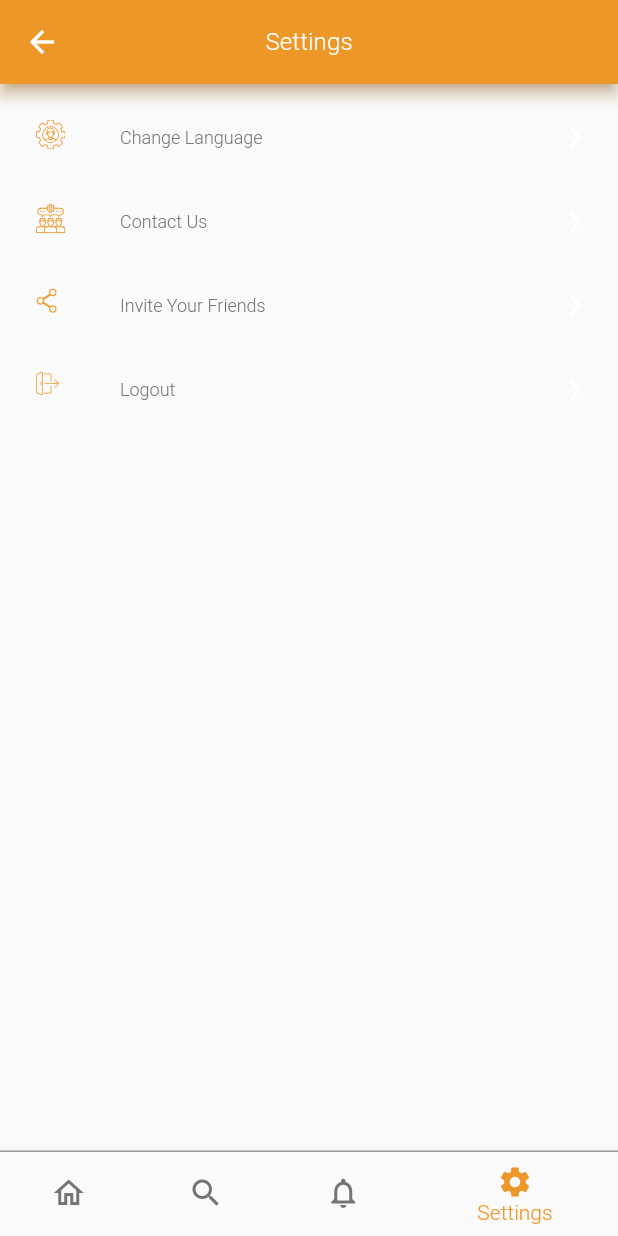
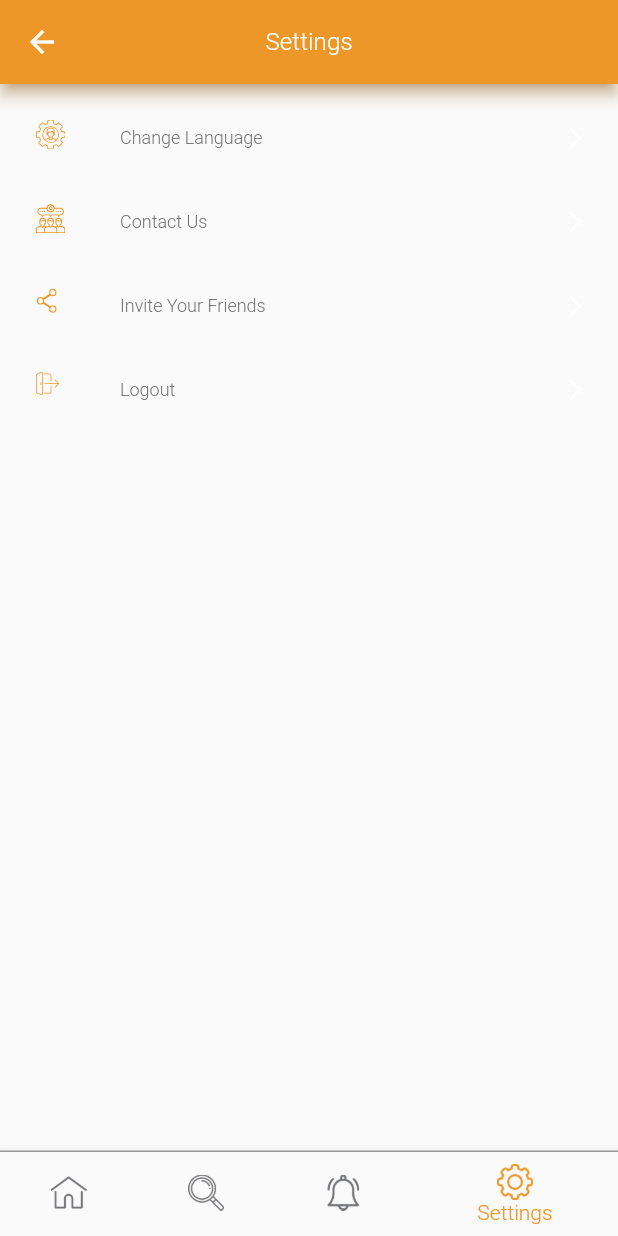
Before and after one commit to nehalgamal093/Clean-Code---Mvvm---Services-App, a Flutter app: the MainView screen opened by its route, item 4 of the bottom bar chosen, on a phone screen of 412 x 824 dp. Run offline on Flutter 3.47's test engine with Material 2 defaults, Android fonts, the phone set to English and light mode, and no system bars; our stand-ins replace carousel_slider, country_code_picker, dartz, dio, easy_localization, flutter_phoenix and 11 more; missing offline and left inert: dart:ffi; accounts and stored records are empty; generated files the repository leaves out were written again; network calls fail; Roboto replaces fonts that are missing (Monteserrat); project files that could hold a hidden picture were left out.

Commit message:
change bottom nav icons

```diff
--- a/assets/translations/ar-SA.json
+++ b/assets/translations/ar-SA.json
@@ -56,4 +56,5 @@
   "logout": "تسجيل الخروج",
   "reset_password": "اعاده تعيين كلمه السر"
 
+
 }
--- a/assets/translations/en-US.json
+++ b/assets/translations/en-US.json
@@ -55,5 +55,6 @@
   "contact_us": "Contact Us",
   "invite_your_friends": "Invite Your Friends",
   "logout": "Logout",
-  "reset_password": "Reset Password"
+  "reset_password": "Reset Password",
+  "upload_profile_picture":"Upload Profile Picture"
 }
--- a/lib/presentation/main/main_view.dart
+++ b/lib/presentation/main/main_view.dart
@@ -5,6 +5,7 @@ import 'package:ecommerce_mvvm/presentation/main/pages/search/search_page.dart';
 import 'package:ecommerce_mvvm/presentation/main/pages/settings/settings_page.dart';
 import 'package:flutter/material.dart';
 
+import '../resources/assets_manager.dart';
 import '../resources/color_manager.dart';
 import '../resources/strings_manager.dart';
 import '../resources/values_manager.dart';
@@ -52,14 +53,17 @@ class _MainViewState extends State<MainView> {
             onTap: onTap,
             items: [
               BottomNavigationBarItem(
-                  icon: Icon(Icons.home_outlined), label: AppStrings.home.tr()),
+                  icon: ImageIcon(AssetImage(ImageAssets.homeIc)),
+                  label: AppStrings.home.tr()),
               BottomNavigationBarItem(
-                  icon: Icon(Icons.search), label: AppStrings.search.tr()),
+                  icon: ImageIcon(AssetImage(ImageAssets.searchIc)),
+                  label: AppStrings.search.tr()),
               BottomNavigationBarItem(
-                  icon: Icon(Icons.notifications_outlined),
+                  icon: ImageIcon(AssetImage(ImageAssets.notificationsIc)),
                   label: AppStrings.notifications),
               BottomNavigationBarItem(
-                  icon: Icon(Icons.settings), label: AppStrings.settings.tr()),
+                  icon: ImageIcon(AssetImage(ImageAssets.settingsIc)),
+                  label: AppStrings.settings.tr()),
             ]),
       ),
     );
--- a/lib/presentation/register/view/register_view.dart
+++ b/lib/presentation/register/view/register_view.dart
@@ -308,14 +308,15 @@ class _RegisterViewState extends State<RegisterView> {
       child: Row(
         mainAxisAlignment: MainAxisAlignment.spaceBetween,
         children: [
-          Flexible(child: Text(AppStrings.profilePicture)),
+          Flexible(flex: 4, child: Text(AppStrings.profilePicture.tr())),
           Flexible(
+              flex: 1,
               child: StreamBuilder<File>(
                   stream: _viewModel.outIsProfilePicture,
                   builder: (context, snapshot) {
                     return _imagePickedByUser(snapshot.data);
                   })),
-          Flexible(child: SvgPicture.asset(ImageAssets.photoCameraIc))
+          Flexible(flex: 2, child: SvgPicture.asset(ImageAssets.photoCameraIc))
         ],
       ),
     );
--- a/lib/presentation/resources/assets_manager.dart
+++ b/lib/presentation/resources/assets_manager.dart
@@ -1,5 +1,6 @@
 const String imagePath = "assets/images";
 const String jsonPath = "assets/json";
+const String iconPath = "assets/icons";
 
 class ImageAssets {
   static const String splashLogo = "$imagePath/splash_logo.png";
@@ -18,6 +19,10 @@ class ImageAssets {
   static const String inviteFriendsIc = "$imagePath/invite_friends_ic.svg";
   static const String rightArrowSettingsIc =
       "$imagePath/settings_right_arrow_ic.svg";
+  static const String homeIc = "$iconPath/home.png";
+  static const String searchIc = "$iconPath/search.png";
+  static const String notificationsIc = "$iconPath/notification.png";
+  static const String settingsIc = "$iconPath/settings.png";
 }
 
 class JsonAssets {
--- a/lib/presentation/resources/strings_manager.dart
+++ b/lib/presentation/resources/strings_manager.dart
@@ -25,10 +25,10 @@ class AppStrings {
   static const String mobileNumberInvalid =
       "Mobile number should be at least 10 digits";
   static const String passwordInvalid = "invalid_password";
-  static const String alreadyHaveAccount = "already_have_accountn";
+  static const String alreadyHaveAccount = "already_have_account";
   static const register = "register";
   static const mobileNumber = "mobile_number_hint";
-  static const profilePicture = "upload_profile_pictuSearchre";
+  static const profilePicture = "upload_profile_picture";
   static const photoGallery = "photo_gallery";
   static const photoCamera = "camera";
   static const home = "home";
--- a/pubspec.yaml
+++ b/pubspec.yaml
@@ -96,6 +96,10 @@ flutter:
     - assets/images/logout_ic.svg
     - assets/images/contact_us_ic.svg
     - assets/images/settings_right_arrow_ic.svg
+    - assets/icons/home.png
+    - assets/icons/search.png
+    - assets/icons/notification.png
+    - assets/icons/settings.png
     - assets/json/loading.json
     - assets/json/empty.json
     - assets/json/error.json
```
Also changed, not shown: assets/icons/home.png (added), assets/icons/notification.png (added), assets/icons/search.png (added), assets/icons/settings.png (added), 1 other file.
